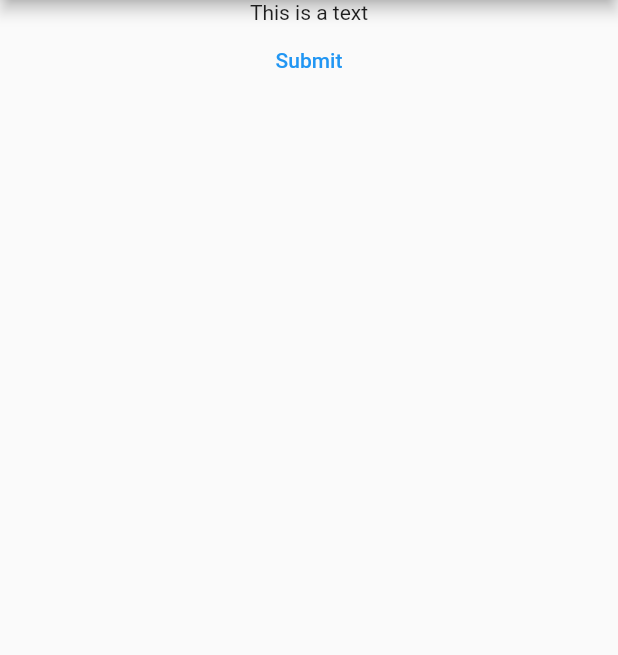
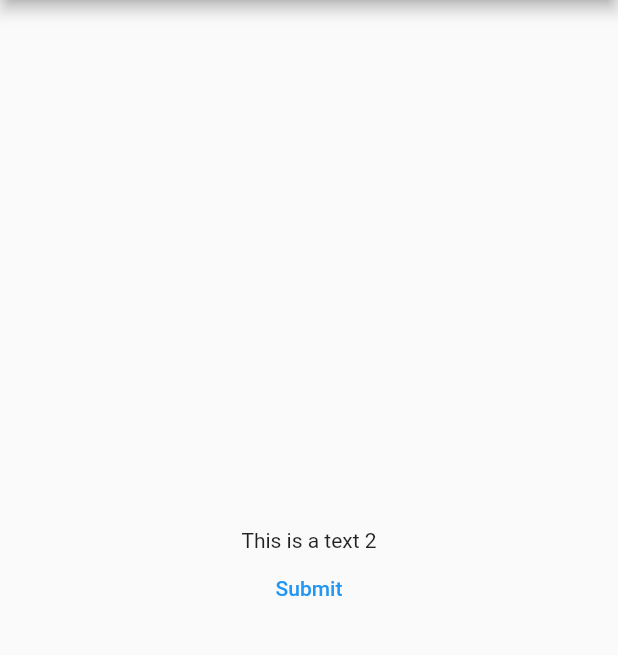
Before and after one commit to habeebrahman021/cicdtestapp, a Flutter app: the screen it shows after launch, on a phone screen of 412 x 824 dp, the part 84-739 px from its top. Run offline on Flutter 3.47's test engine with Material 2 defaults, Android fonts, the phone set to English and light mode, and no system bars.

Commit message:
Homescreen updates.

```diff
--- a/lib/screens/home_screen.dart
+++ b/lib/screens/home_screen.dart
@@ -9,10 +9,12 @@ class HomeScreen extends StatelessWidget {
       appBar: AppBar(
         title: const Text("CICD Test App"),
       ),
-      body: Center(
+      body: Container(
+        child: Center(
           child: Column(
+            mainAxisAlignment: MainAxisAlignment.center,
             children: [
-            const Text('This is a text'),
+              const Text('This is a text 2'),
               TextButton(
                 onPressed: () {},
                 child: const Text("Submit"),
@@ -20,6 +22,7 @@ class HomeScreen extends StatelessWidget {
             ],
           ),
         ),
+      ),
     );
   }
 }
```
Lines whose indentation alone changed are shown as unchanged.
